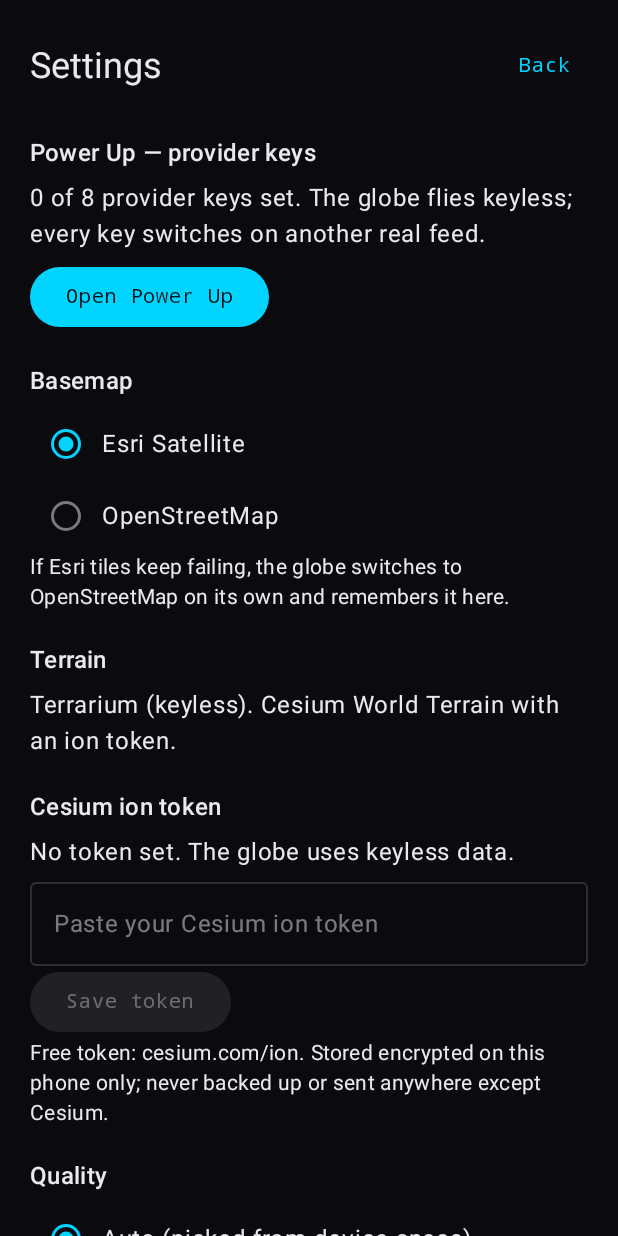
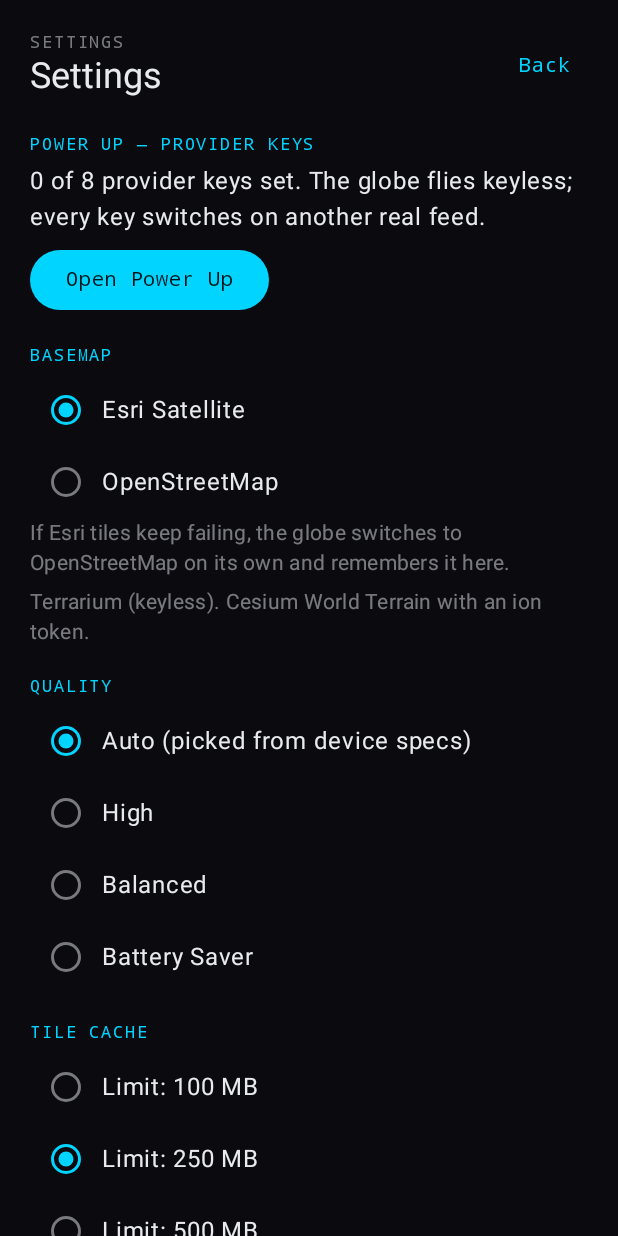
Before and after one commit to brandonmathew/GodsEyeView-Android, an Android app built with Jetpack Compose: the composable SettingsScreen called with empty values, on a phone screen of 412 x 824 dp. Run offline under Robolectric (Android 15) with nearby library versions, the phone set to English and light mode, and no system bars; network calls fail.

Commit message:
feat: redo shell, panels and settings in upstream v0.3.0 design
Changes:
- core-ui Components: glass panels, GOD'S EYE VIEW wordmark with
  NO PLACE LEFT BEHIND subtitle, ACTIVE STYLE chip and a glass command
  dock replace v1's pill chips and twin pill bars (SceneChromeView.vue,
  foundation.css)
- LayerPanel: upstream PANEL_GROUPS grouping (Movement, Cameras,
  Infrastructure, Events, Wildlife, Weather, Utilities, Audio, Library,
  Other layers) in upstream order plus a layer finder (layerPanel.js)
- SearchScreen restyled as the original's Omnibar surface; search logic
  unchanged
- EntityCard restyled to the original's context card: glass panel,
  layer kicker, mono field labels
- SettingsScreen reorganised around the original's structure: Power Up,
  Map Source, Display & Quality, Tile Cache, Updates, Credits, About;
  provider keys (ion included) are managed in Power Up only
- CreditsScreen restyled; CesiumJS credit corrected to 1.138.0;
  TeleGeography (CC BY-NC-SA) and Bhote Koshi (CC BY-NC) dataset
  credits added per Q19
- POWER UP chip on the dock while provider keys are missing, as
  upstream shows it

Refs #14

```diff
--- a/app/src/main/java/com/godseyeview/settings/SettingsScreen.kt
+++ b/app/src/main/java/com/godseyeview/settings/SettingsScreen.kt
@@ -1,6 +1,5 @@
 package com.godseyeview.settings
 
-import androidx.compose.foundation.background
 import androidx.compose.foundation.layout.Column
 import androidx.compose.foundation.layout.Row
 import androidx.compose.foundation.layout.Spacer
@@ -11,25 +10,25 @@ import androidx.compose.foundation.layout.padding
 import androidx.compose.foundation.rememberScrollState
 import androidx.compose.foundation.verticalScroll
 import androidx.compose.material3.MaterialTheme
+import androidx.compose.material3.Surface
 import androidx.compose.material3.Text
 import androidx.compose.material3.TextButton
 import androidx.compose.runtime.Composable
-import androidx.compose.runtime.getValue
-import androidx.compose.runtime.mutableStateOf
-import androidx.compose.runtime.remember
-import androidx.compose.runtime.setValue
 import androidx.compose.ui.Alignment
 import androidx.compose.ui.Modifier
 import androidx.compose.ui.platform.LocalContext
 import androidx.compose.ui.res.stringResource
 import androidx.compose.ui.unit.dp
 import com.godseyeview.R
+import com.godseyeview.core.ui.GevColors
+import com.godseyeview.core.ui.Kicker
 
-/** Stage 2 Settings (plan Q14/Q19/Q20/Q32), a full-screen overlay above
- *  the globe so the WebView stays alive underneath. This scaffold carries
- *  the section structure; each section's controls land with its own
- *  Stage 2 issue (basemap #18, ion token #19, cache #20, quality #21,
- *  credits #22, terrain #15). */
+/** Settings, organised the way upstream v0.3.0 organises its surfaces
+ *  (Q23): Power Up (Provider Settings) first, then Map Source, Display &
+ *  Quality, Tile Cache, Updates, Credits, About. Provider keys — the
+ *  Cesium ion token included — are managed in the Power Up panel
+ *  (issue #5), not here; this screen only reports how many are set.
+ *  Replaces v1's flat settings scaffold. */
 @Composable
 fun SettingsScreen(
     basemapLabel: String,
@@ -44,8 +43,6 @@ fun SettingsScreen(
     onCacheLimitSelected: (Int) -> Unit = {},
     onClearCache: () -> Unit = {},
     hasToken: Boolean = false,
-    onSaveToken: (String) -> Unit = {},
-    onClearToken: () -> Unit = {},
     powerUpSetCount: Int = 0,
     onOpenPowerUp: () -> Unit = {},
     hasGoogleKey: Boolean = false,
@@ -62,9 +59,7 @@ fun SettingsScreen(
     val versionName = runCatching {
         context.packageManager.getPackageInfo(context.packageName, 0).versionName
     }.getOrNull() ?: "?"
-    // Surface provides the theme's content color; a bare Column with a
-    // .background() leaves Text at the default (black) - issue #27.
-    androidx.compose.material3.Surface(
+    Surface(
         color = MaterialTheme.colorScheme.background,
         modifier = modifier.fillMaxSize(),
     ) {
@@ -75,14 +70,17 @@ fun SettingsScreen(
                 .padding(20.dp),
         ) {
             Row(verticalAlignment = Alignment.CenterVertically) {
+                Column(modifier = Modifier.weight(1f)) {
+                    Kicker(text = stringResource(R.string.settings_kicker))
                     Text(
                         text = stringResource(R.string.settings_title),
                         style = MaterialTheme.typography.headlineSmall,
-                modifier = Modifier.weight(1f),
                     )
+                }
                 TextButton(onClick = onBack) { Text(stringResource(R.string.settings_back)) }
             }
             Spacer(Modifier.height(12.dp))
+
             SettingsSection(title = stringResource(R.string.settings_powerup_title)) {
                 Text(
                     text = stringResource(
@@ -95,6 +93,7 @@ fun SettingsScreen(
                     Text(text = stringResource(R.string.settings_powerup_open))
                 }
             }
+
             SettingsSection(title = stringResource(R.string.settings_basemap_title)) {
                 RadioOption(
                     label = stringResource(R.string.basemap_esri),
@@ -109,69 +108,42 @@ fun SettingsScreen(
                 if (hasToken) {
                     RadioOption(
                         label = stringResource(R.string.basemap_photorealistic),
-                    selected = basemap == com.godseyeview.core.globe.Basemap.PHOTOREALISTIC,
+                        selected = basemap ==
+                            com.godseyeview.core.globe.Basemap.PHOTOREALISTIC,
                         onSelect = {
-                        onBasemapSelected(com.godseyeview.core.globe.Basemap.PHOTOREALISTIC)
+                            onBasemapSelected(
+                                com.godseyeview.core.globe.Basemap.PHOTOREALISTIC,
+                            )
                         },
                     )
                 }
                 if (hasGoogleKey) {
-                // Q9 tier 3: direct Google 3D, selectable once a Google
-                // key exists in the KeyVault (set in Power Up, issue #5).
+                    // Q9 tier 3: direct Google 3D, selectable once a
+                    // Google key exists in the KeyVault (Power Up, #5).
                     RadioOption(
                         label = stringResource(R.string.basemap_google_direct),
-                    selected = basemap == com.godseyeview.core.globe.Basemap.GOOGLE_DIRECT,
+                        selected = basemap ==
+                            com.godseyeview.core.globe.Basemap.GOOGLE_DIRECT,
                         onSelect = {
-                        onBasemapSelected(com.godseyeview.core.globe.Basemap.GOOGLE_DIRECT)
+                            onBasemapSelected(
+                                com.godseyeview.core.globe.Basemap.GOOGLE_DIRECT,
+                            )
                         },
                     )
                 }
                 Text(
                     text = stringResource(R.string.settings_basemap_note),
                     style = MaterialTheme.typography.bodyMedium,
+                    color = MaterialTheme.colorScheme.onSurfaceVariant,
+                )
+                Spacer(Modifier.height(6.dp))
+                Text(
+                    text = stringResource(R.string.settings_terrain_terrarium),
+                    style = MaterialTheme.typography.bodyMedium,
+                    color = MaterialTheme.colorScheme.onSurfaceVariant,
                 )
             }
-        SettingsSection(title = stringResource(R.string.settings_terrain_title)) {
-            Text(
-                text = stringResource(R.string.settings_terrain_terrarium),
-                style = MaterialTheme.typography.bodyLarge,
-            )
-        }
-        SettingsSection(title = stringResource(R.string.settings_token_title)) {
-            var tokenDraft by remember { mutableStateOf("") }
-            Text(
-                text = stringResource(
-                    if (hasToken) R.string.settings_token_set else R.string.settings_token_none,
-                ),
-                style = MaterialTheme.typography.bodyLarge,
-            )
-            androidx.compose.material3.OutlinedTextField(
-                value = tokenDraft,
-                onValueChange = { tokenDraft = it },
-                label = { Text(stringResource(R.string.settings_token_field_label)) },
-                visualTransformation = androidx.compose.ui.text.input.PasswordVisualTransformation(),
-                singleLine = true,
-                modifier = Modifier.fillMaxWidth(),
-            )
-            Row {
-                androidx.compose.material3.Button(
-                    onClick = {
-                        onSaveToken(tokenDraft.trim())
-                        tokenDraft = ""
-                    },
-                    enabled = tokenDraft.isNotBlank(),
-                ) { Text(stringResource(R.string.settings_token_save)) }
-                if (hasToken) {
-                    androidx.compose.material3.TextButton(onClick = onClearToken) {
-                        Text(stringResource(R.string.settings_token_clear))
-                    }
-                }
-            }
-            Text(
-                text = stringResource(R.string.settings_token_note),
-                style = MaterialTheme.typography.bodyMedium,
-            )
-        }
+
             SettingsSection(title = stringResource(R.string.settings_quality_title)) {
                 RadioOption(
                     label = stringResource(R.string.settings_quality_auto),
@@ -195,11 +167,15 @@ fun SettingsScreen(
                 )
                 if (effectiveQualityLabel.isNotEmpty()) {
                     Text(
-                    text = stringResource(R.string.settings_quality_effective, effectiveQualityLabel),
+                        text = stringResource(
+                            R.string.settings_quality_effective, effectiveQualityLabel,
+                        ),
                         style = MaterialTheme.typography.bodyMedium,
+                        color = MaterialTheme.colorScheme.onSurfaceVariant,
                     )
                 }
             }
+
             SettingsSection(title = stringResource(R.string.settings_cache_title)) {
                 if (cacheSummary.isNotEmpty()) {
                     Text(
@@ -217,11 +193,14 @@ fun SettingsScreen(
                 Text(
                     text = stringResource(R.string.settings_cache_note),
                     style = MaterialTheme.typography.bodyMedium,
+                    color = MaterialTheme.colorScheme.onSurfaceVariant,
                 )
+                Spacer(Modifier.height(6.dp))
                 androidx.compose.material3.Button(onClick = onClearCache) {
                     Text(text = stringResource(R.string.settings_cache_clear))
                 }
             }
+
             SettingsSection(title = stringResource(R.string.updates_title)) {
                 Text(
                     text = stringResource(R.string.updates_channel_label),
@@ -247,6 +226,7 @@ fun SettingsScreen(
                         )
                     },
                 )
+                Spacer(Modifier.height(6.dp))
                 androidx.compose.material3.Button(onClick = onCheckUpdates) {
                     Text(text = stringResource(R.string.updates_check))
                 }
@@ -254,22 +234,31 @@ fun SettingsScreen(
                     Text(
                         text = updateStatus,
                         style = MaterialTheme.typography.bodyMedium,
+                        color = MaterialTheme.colorScheme.onSurfaceVariant,
                     )
                 }
             }
+
             SettingsSection(title = stringResource(R.string.settings_credits_title)) {
                 Text(
                     text = stringResource(R.string.settings_credits_summary),
                     style = MaterialTheme.typography.bodyLarge,
                 )
+                Spacer(Modifier.height(6.dp))
                 androidx.compose.material3.Button(onClick = onOpenCredits) {
                     Text(text = stringResource(R.string.settings_credits_view))
                 }
             }
+
             SettingsSection(title = stringResource(R.string.settings_about_title)) {
                 Text(
                     text = stringResource(R.string.settings_about_version, versionName),
                     style = MaterialTheme.typography.bodyLarge,
+                )
+                Text(
+                    text = basemapLabel,
+                    style = MaterialTheme.typography.bodyMedium,
+                    color = MaterialTheme.colorScheme.onSurfaceVariant,
                 )
             }
         }
@@ -297,7 +286,11 @@ private fun SettingsSection(
     content: @Composable () -> Unit,
 ) {
     Column(modifier = Modifier.fillMaxWidth().padding(vertical = 10.dp)) {
-        Text(text = title, style = MaterialTheme.typography.titleMedium)
+        Text(
+            text = title.uppercase(),
+            style = MaterialTheme.typography.labelMedium,
+            color = GevColors.Accent,
+        )
         Spacer(Modifier.height(6.dp))
         content()
     }
```
Also changed, not shown: app/src/main/java/com/godseyeview/MainActivity.kt (+17 -13 lines), app/src/main/java/com/godseyeview/layers/EntityCard.kt (+26 -10 lines), app/src/main/java/com/godseyeview/layers/LayerPanel.kt (+93 -5 lines), app/src/main/java/com/godseyeview/search/SearchScreen.kt (+19 -8 lines), app/src/main/java/com/godseyeview/settings/CreditsScreen.kt (+17 -8 lines), app/src/main/res/values/strings.xml (+15 -1 lines), core-ui/src/main/java/com/godseyeview/core/ui/Components.kt (+87 -25 lines). Lines whose indentation alone changed are shown as unchanged.
